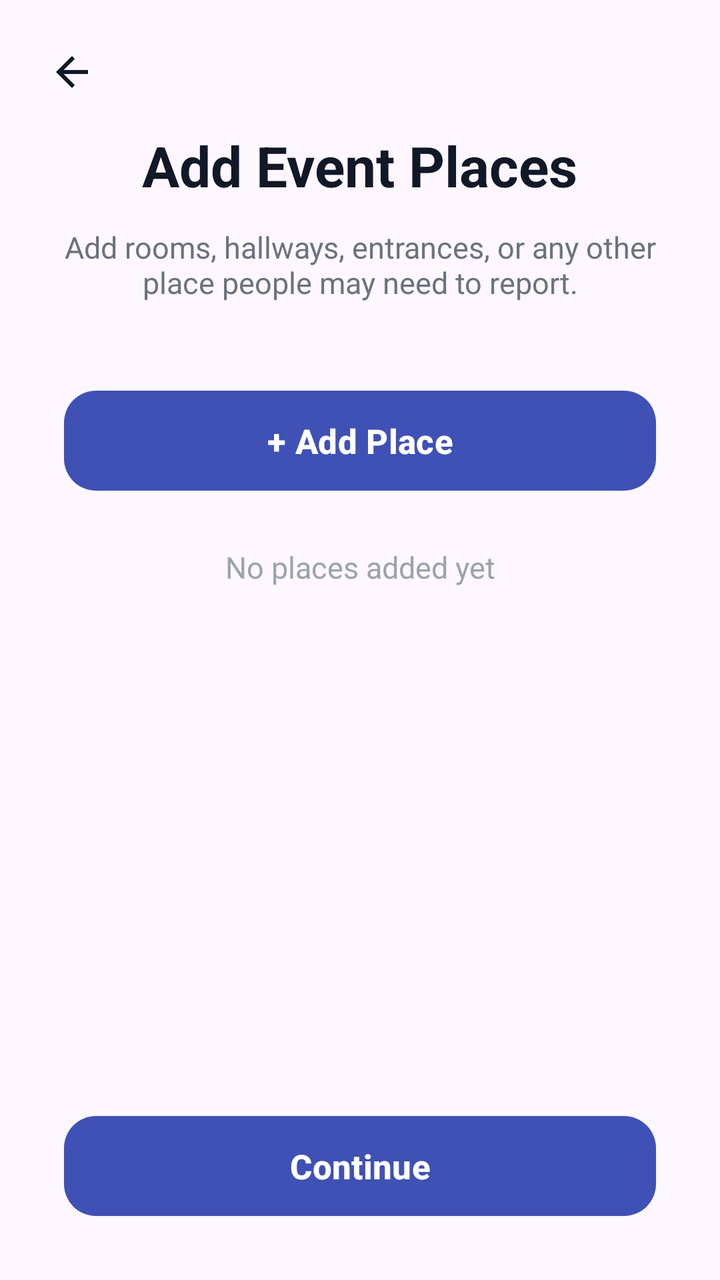
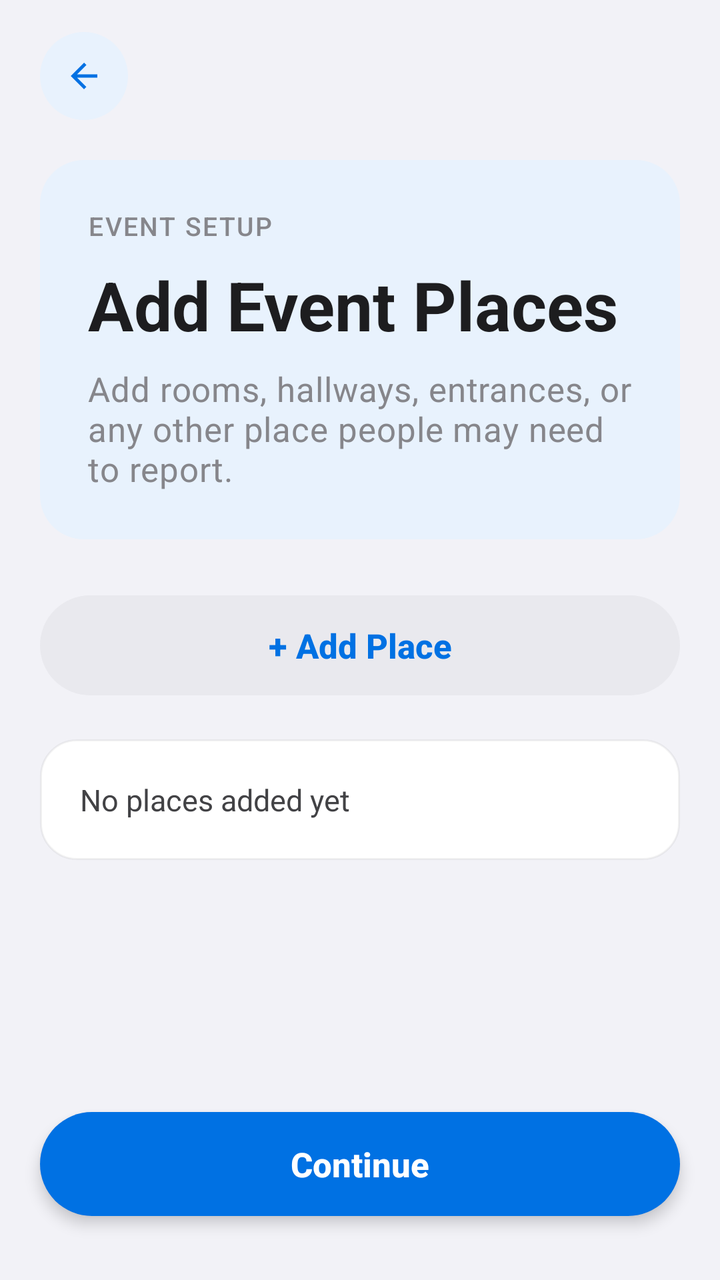

Screens rendered from an Android XML layout before and after an edit, with the pre-edit source and the edit as a unified diff.
<!-- AndroidManifest.xml: application theme Theme.FirstLink -->
<!-- res/layout/add_places_admin.xml -->
<?xml version="1.0" encoding="utf-8"?>
<androidx.constraintlayout.widget.ConstraintLayout xmlns:android="http://schemas.android.com/apk/res/android"
    android:layout_width="match_parent"
    android:layout_height="match_parent"
    android:id = "@+id/add_places_admin"
    xmlns:app="http://schemas.android.com/apk/res-auto"
    xmlns:tools="http://schemas.android.com/tools">
    <ImageButton
        android:id="@+id/back_button"
        android:layout_width="48dp"
        android:layout_height="48dp"
        android:layout_marginStart="12dp"
        android:layout_marginTop="12dp"
        android:background="?attr/selectableItemBackgroundBorderless"
        android:contentDescription="Back"
        android:src="@drawable/ic_back"
        app:layout_constraintStart_toStartOf="parent"
        app:layout_constraintTop_toTopOf="parent" />

    <TextView
        android:id="@+id/title_add_places"
        android:layout_width="wrap_content"
        android:layout_height="wrap_content"
        android:layout_marginTop="64dp"
        android:text="Add Event Places"
        android:textColor="#111827"
        android:textSize="28sp"
        android:textStyle="bold"
        app:layout_constraintEnd_toEndOf="parent"
        app:layout_constraintStart_toStartOf="parent"
        app:layout_constraintTop_toTopOf="parent" />

    <TextView
        android:id="@+id/subtitle_add_places"
        android:layout_width="0dp"
        android:layout_height="wrap_content"
        android:layout_marginStart="32dp"
        android:layout_marginTop="12dp"
        android:layout_marginEnd="32dp"
        android:gravity="center"
        android:text="Add rooms, hallways, entrances, or any other place people may need to report."
        android:textColor="#6B7280"
        android:textSize="15sp"
        app:layout_constraintEnd_toEndOf="parent"
        app:layout_constraintStart_toStartOf="parent"
        app:layout_constraintTop_toBottomOf="@id/title_add_places" />

    <com.google.android.material.button.MaterialButton
        android:id="@+id/add_place_button"
        android:layout_width="0dp"
        android:layout_height="58dp"
        android:layout_marginStart="32dp"
        android:layout_marginTop="40dp"
        android:layout_marginEnd="32dp"
        android:text="+ Add Place"
        android:textAllCaps="false"
        android:textSize="17sp"
        android:textStyle="bold"
        app:backgroundTint="#3F51B5"
        app:cornerRadius="16dp"
        app:layout_constraintEnd_toEndOf="parent"
        app:layout_constraintStart_toStartOf="parent"
        app:layout_constraintTop_toBottomOf="@id/subtitle_add_places" />

    <TextView
        android:id="@+id/empty_places_text"
        android:layout_width="wrap_content"
        android:layout_height="wrap_content"
        android:layout_marginTop="24dp"
        android:text="No places added yet"
        android:textColor="#9CA3AF"
        android:textSize="15sp"
        app:layout_constraintEnd_toEndOf="parent"
        app:layout_constraintStart_toStartOf="parent"
        app:layout_constraintTop_toBottomOf="@id/add_place_button" />

    <com.google.android.material.button.MaterialButton
        android:id="@+id/continue_button"
        android:layout_width="0dp"
        android:layout_height="58dp"
        android:layout_marginStart="32dp"
        android:layout_marginEnd="32dp"
        android:layout_marginBottom="28dp"
        android:text="Continue"
        android:textAllCaps="false"
        android:textSize="17sp"
        android:textStyle="bold"
        app:backgroundTint="#3F51B5"
        app:cornerRadius="16dp"
        app:layout_constraintBottom_toBottomOf="parent"
        app:layout_constraintEnd_toEndOf="parent"
        app:layout_constraintStart_toStartOf="parent" />
</androidx.constraintlayout.widget.ConstraintLayout>
<!-- resources referenced by this layout -->
<resources>
  <style name="Base.Theme.FirstLink" parent="Theme.Material3.DayNight.NoActionBar">
          
          
      </style>
  <!-- unchanged entries left out for length: 2 -->
</resources>

<!-- the commit's change to res/layout/add_places_admin.xml (unified diff, before → after) -->
@@ -1,93 +1,116 @@
 <?xml version="1.0" encoding="utf-8"?>
 <androidx.constraintlayout.widget.ConstraintLayout xmlns:android="http://schemas.android.com/apk/res/android"
+    xmlns:app="http://schemas.android.com/apk/res-auto"
+    xmlns:tools="http://schemas.android.com/tools"
+    android:id="@+id/add_places_admin"
     android:layout_width="match_parent"
     android:layout_height="match_parent"
-    android:id = "@+id/add_places_admin"
-    xmlns:app="http://schemas.android.com/apk/res-auto"
-    xmlns:tools="http://schemas.android.com/tools">
+    android:background="@color/surface">
+
     <ImageButton
         android:id="@+id/back_button"
-        android:layout_width="48dp"
-        android:layout_height="48dp"
-        android:layout_marginStart="12dp"
-        android:layout_marginTop="12dp"
-        android:background="?attr/selectableItemBackgroundBorderless"
+        style="@style/Widget.FirstLink.BackButton"
+        android:layout_width="44dp"
+        android:layout_height="44dp"
+        android:layout_marginStart="20dp"
+        android:layout_marginTop="16dp"
         android:contentDescription="Back"
         android:src="@drawable/ic_back"
         app:layout_constraintStart_toStartOf="parent"
         app:layout_constraintTop_toTopOf="parent" />
 
-    <TextView
-        android:id="@+id/title_add_places"
-        android:layout_width="wrap_content"
+    <LinearLayout
+        android:id="@+id/add_places_header_card"
+        style="@style/Widget.FirstLink.HeaderCard"
+        android:layout_width="0dp"
         android:layout_height="wrap_content"
-        android:layout_marginTop="64dp"
-        android:text="Add Event Places"
-        android:textColor="#111827"
-        android:textSize="28sp"
+        android:layout_marginStart="20dp"
+        android:layout_marginTop="20dp"
+        android:layout_marginEnd="20dp"
+        android:orientation="vertical"
+        android:padding="24dp"
+        app:layout_constraintEnd_toEndOf="parent"
+        app:layout_constraintStart_toStartOf="parent"
+        app:layout_constraintTop_toBottomOf="@id/back_button">
+
+        <TextView
+            style="@style/TextAppearance.FirstLink.Eyebrow"
+            android:layout_width="wrap_content"
+            android:layout_height="wrap_content"
+            android:text="Event setup"
+            android:textColor="@color/on_gradient_muted" />
+
+        <TextView
+            android:id="@+id/title_add_places"
+            style="@style/TextAppearance.FirstLink.Hero"
+            android:layout_width="wrap_content"
+            android:layout_height="wrap_content"
+            android:layout_marginTop="8dp"
+            android:text="Add Event Places" />
+
+        <TextView
+            android:id="@+id/subtitle_add_places"
+            style="@style/TextAppearance.FirstLink.HeroBody"
+            android:layout_width="match_parent"
+            android:layout_height="wrap_content"
+            android:layout_marginTop="8dp"
+            android:text="Add rooms, hallways, entrances, or any other place people may need to report." />
+    </LinearLayout>
+
+    <com.google.android.material.button.MaterialButton
+        android:id="@+id/add_place_button"
+        style="@style/Widget.FirstLink.Button.Outlined"
+        android:layout_width="0dp"
+        android:layout_height="58dp"
+        android:layout_marginStart="20dp"
+        android:layout_marginTop="24dp"
+        android:layout_marginEnd="20dp"
+        android:text="+ Add Place"
+        android:textSize="17sp"
         android:textStyle="bold"
         app:layout_constraintEnd_toEndOf="parent"
         app:layout_constraintStart_toStartOf="parent"
-        app:layout_constraintTop_toTopOf="parent" />
+        app:layout_constraintTop_toBottomOf="@id/add_places_header_card" />
 
-    <TextView
-        android:id="@+id/subtitle_add_places"
+    <ScrollView
+        android:id="@+id/places_list_scroll"
         android:layout_width="0dp"
-        android:layout_height="wrap_content"
-        android:layout_marginStart="32dp"
-        android:layout_marginTop="12dp"
-        android:layout_marginEnd="32dp"
-        android:gravity="center"
-        android:text="Add rooms, hallways, entrances, or any other place people may need to report."
-        android:textColor="#6B7280"
-        android:textSize="15sp"
+        android:layout_height="0dp"
+        android:layout_marginStart="20dp"
+        android:layout_marginTop="18dp"
+        android:layout_marginEnd="20dp"
+        android:layout_marginBottom="18dp"
+        app:layout_constraintBottom_toTopOf="@id/continue_button"
         app:layout_constraintEnd_toEndOf="parent"
         app:layout_constraintStart_toStartOf="parent"
-        app:layout_constraintTop_toBottomOf="@id/title_add_places" />
+        app:layout_constraintTop_toBottomOf="@id/add_place_button">
 
-    <com.google.android.material.button.MaterialButton
-        android:id="@+id/add_place_button"
-        android:layout_width="0dp"
-        android:layout_height="58dp"
-        android:layout_marginStart="32dp"
-        android:layout_marginTop="40dp"
-        android:layout_marginEnd="32dp"
-        android:text="+ Add Place"
-        android:textAllCaps="false"
-        android:textSize="17sp"
-        android:textStyle="bold"
-        app:backgroundTint="#3F51B5"
-        app:cornerRadius="16dp"
-        app:layout_constraintEnd_toEndOf="parent"
-        app:layout_constraintStart_toStartOf="parent"
-        app:layout_constraintTop_toBottomOf="@id/subtitle_add_places" />
+        <TextView
+            android:id="@+id/empty_places_text"
+            android:layout_width="match_parent"
+            android:layout_height="wrap_content"
+            android:background="@drawable/bg_card_white"
+            android:lineSpacingExtra="4dp"
+            android:padding="20dp"
+            android:text="No places added yet"
+            android:textColor="@color/text_body"
+            android:textSize="15sp" />
 
-    <TextView
-        android:id="@+id/empty_places_text"
-        android:layout_width="wrap_content"
-        android:layout_height="wrap_content"
-        android:layout_marginTop="24dp"
-        android:text="No places added yet"
-        android:textColor="#9CA3AF"
-        android:textSize="15sp"
-        app:layout_constraintEnd_toEndOf="parent"
-        app:layout_constraintStart_toStartOf="parent"
-        app:layout_constraintTop_toBottomOf="@id/add_place_button" />
+    </ScrollView>
 
     <com.google.android.material.button.MaterialButton
         android:id="@+id/continue_button"
+        style="@style/Widget.FirstLink.Button.Primary"
         android:layout_width="0dp"
-        android:layout_height="58dp"
-        android:layout_marginStart="32dp"
-        android:layout_marginEnd="32dp"
+        android:layout_height="60dp"
+        android:layout_marginStart="20dp"
+        android:layout_marginEnd="20dp"
         android:layout_marginBottom="28dp"
         android:text="Continue"
-        android:textAllCaps="false"
         android:textSize="17sp"
         android:textStyle="bold"
-        app:backgroundTint="#3F51B5"
-        app:cornerRadius="16dp"
         app:layout_constraintBottom_toBottomOf="parent"
         app:layout_constraintEnd_toEndOf="parent"
         app:layout_constraintStart_toStartOf="parent" />
+
 </androidx.constraintlayout.widget.ConstraintLayout>
<!-- resource entries referenced after the edit -->
@@ -1,8 +1,180 @@
 <!-- resources referenced by this layout -->
 <resources>
+  <color name="on_gradient_muted">#86868B</color>
+  <color name="surface">#F2F2F7</color>
+  <color name="text_body">#424245</color>
+  <!-- drawable bg_card_white (drawable) -->
+  <?xml version="1.0" encoding="utf-8"?>
+  <shape xmlns:android="http://schemas.android.com/apk/res/android"
+      android:shape="rectangle">
+      <corners android:radius="18dp" />
+      <solid android:color="@color/card_surface" />
+      
+      <stroke
+          android:width="1dp"
+          android:color="@color/glass_border" />
+  </shape>
+  <style name="TextAppearance.FirstLink.Eyebrow" parent="TextAppearance.Material3.LabelSmall">
+          <item name="android:textSize">13sp</item>
+          <item name="android:fontFamily">sans-serif-medium</item>
+          <item name="android:letterSpacing">0.06</item>
+          <item name="android:textAllCaps">true</item>
+      </style>
+  <style name="TextAppearance.FirstLink.Hero" parent="TextAppearance.Material3.HeadlineMedium">
+          <item name="android:textSize">34sp</item>
+          <item name="android:textStyle">bold</item>
+          <item name="android:textColor">@color/on_gradient</item>
+          <item name="android:lineSpacingMultiplier">1.1</item>
+      </style>
+  <style name="TextAppearance.FirstLink.HeroBody" parent="TextAppearance.Material3.BodyMedium">
+          <item name="android:textSize">17sp</item>
+          <item name="android:textColor">@color/on_gradient_muted</item>
+          <item name="android:lineSpacingMultiplier">1.45</item>
+      </style>
+  <style name="Widget.FirstLink.BackButton" parent="">
+          <item name="android:background">@drawable/bg_circle_brand_soft</item>
+          <item name="android:foreground">?attr/selectableItemBackgroundBorderless</item>
+          <item name="android:padding">12dp</item>
+          <item name="android:scaleType">fitCenter</item>
+          <item name="android:tint">@color/brand_primary</item>
+      </style>
+  <style name="Widget.FirstLink.Button.Outlined" parent="Widget.FirstLink.Button">
+          <item name="backgroundTint">@color/glass_fill</item>
+          <item name="android:textColor">@color/brand_primary</item>
+          <item name="iconTint">@color/brand_primary</item>
+          <item name="android:elevation">0dp</item>
+          <item name="elevation">0dp</item>
+          <item name="rippleColor">@color/glass_ripple</item>
+      </style>
+  <style name="Widget.FirstLink.Button.Primary" parent="Widget.FirstLink.Button">
+          <item name="backgroundTint">@color/brand_primary</item>
+          <item name="android:textColor">@color/white</item>
+          <item name="android:elevation">4dp</item>
+          <item name="elevation">4dp</item>
+          <item name="android:outlineSpotShadowColor" tools:targetApi="p">@color/brand_glow</item>
+          <item name="android:outlineAmbientShadowColor" tools:targetApi="p">@color/brand_glow</item>
+      </style>
+  <style name="Widget.FirstLink.HeaderCard" parent="Widget.FirstLink.HeroCard">
+          <item name="android:background">@drawable/bg_header_hero</item>
+      </style>
+  <color name="card_surface">#FFFFFF</color>
+  <color name="glass_border">#0D000000</color>
+  <color name="on_gradient">#1D1D1F</color>
+  <!-- drawable bg_circle_brand_soft (drawable) -->
+  <?xml version="1.0" encoding="utf-8"?>
+  <shape xmlns:android="http://schemas.android.com/apk/res/android"
+      android:shape="oval">
+      <solid android:color="@color/brand_primary_container" />
+  </shape>
+  <color name="brand_primary">#0071E3</color>
+  <style name="Widget.FirstLink.Button" parent="Widget.Material3.Button">
+          <item name="android:stateListAnimator">@animator/button_press_feedback</item>
+          <item name="android:textAllCaps">false</item>
+          <item name="android:letterSpacing">0</item>
+          <item name="shapeAppearanceOverlay">@style/ShapeAppearance.FirstLink.Pill</item>
+          <item name="strokeWidth">0dp</item>
+      </style>
+  <color name="glass_fill">#E9E9EE</color>
+  <color name="glass_ripple">#DEDEE3</color>
+  <color name="white">#FFFFFFFF</color>
+  <color name="brand_glow">#1D1D1F</color>
+  <style name="Widget.FirstLink.HeroCard" parent="">
+          <item name="android:background">@null</item>
+          <item name="android:elevation">0dp</item>
+      </style>
+  <!-- drawable bg_header_hero (drawable) -->
+  <?xml version="1.0" encoding="utf-8"?>
+  <shape xmlns:android="http://schemas.android.com/apk/res/android"
+      android:shape="rectangle">
+      <corners android:radius="22dp" />
+      <solid android:color="@color/brand_primary_container" />
+  </shape>
   <style name="Base.Theme.FirstLink" parent="Theme.Material3.DayNight.NoActionBar">
+          <item name="colorPrimary">@color/brand_primary</item>
+          <item name="colorOnPrimary">@color/white</item>
+          <item name="colorPrimaryContainer">@color/brand_primary_container</item>
+          <item name="colorOnPrimaryContainer">@color/brand_on_primary_container</item>
+  
+          <item name="colorSecondary">@color/brand_primary</item>
+          <item name="colorOnSecondary">@color/white</item>
+  
+          <item name="colorError">@color/danger</item>
+          <item name="colorOnError">@color/white</item>
+  
+          <item name="android:colorBackground">@color/surface</item>
+          <item name="colorOnBackground">@color/text_primary</item>
+          <item name="colorSurface">@color/surface</item>
+          <item name="colorOnSurface">@color/text_primary</item>
+          <item name="colorOutline">@color/border_light</item>
           
+          <item name="elevationOverlayEnabled">false</item>
+  
+          <item name="android:statusBarColor">@color/surface</item>
+          <item name="android:navigationBarColor">@color/surface</item>
+          <item name="android:windowLightStatusBar">true</item>
+  
+          <item name="shapeAppearanceSmallComponent">@style/ShapeAppearance.FirstLink.Small</item>
+          <item name="shapeAppearanceMediumComponent">@style/ShapeAppearance.FirstLink.Medium</item>
+          <item name="shapeAppearanceLargeComponent">@style/ShapeAppearance.FirstLink.Large</item>
+  
           
+          <item name="materialButtonStyle">@style/Widget.FirstLink.Button.Primary</item>
+  
+          
+          <item name="android:windowAnimationStyle">@style/WindowAnimation.FirstLink</item>
+  
+          <item name="materialAlertDialogTheme">@style/ThemeOverlay.FirstLink.Dialog</item>
+      </style>
+  <color name="brand_primary_container">#E8F2FD</color>
+  <style name="ShapeAppearance.FirstLink.Pill" parent="">
+          <item name="cornerFamily">rounded</item>
+          <item name="cornerSize">50%</item>
+      </style>
+  <color name="brand_on_primary_container">#0058B8</color>
+  <color name="danger">#D70015</color>
+  <color name="text_primary">#1D1D1F</color>
+  <color name="border_light">#E3E3E8</color>
+  <style name="ShapeAppearance.FirstLink.Small" parent="ShapeAppearance.Material3.SmallComponent">
+          <item name="cornerSize">16dp</item>
+      </style>
+  <style name="ShapeAppearance.FirstLink.Medium" parent="ShapeAppearance.Material3.MediumComponent">
+          <item name="cornerSize">20dp</item>
+      </style>
+  <style name="ShapeAppearance.FirstLink.Large" parent="ShapeAppearance.Material3.LargeComponent">
+          <item name="cornerSize">28dp</item>
+      </style>
+  <style name="WindowAnimation.FirstLink" parent="@android:style/Animation.Activity">
+          <item name="android:activityOpenEnterAnimation">@anim/activity_open_enter</item>
+          <item name="android:activityOpenExitAnimation">@anim/activity_open_exit</item>
+          <item name="android:activityCloseEnterAnimation">@anim/activity_close_enter</item>
+          <item name="android:activityCloseExitAnimation">@anim/activity_close_exit</item>
+      </style>
+  <style name="ThemeOverlay.FirstLink.Dialog" parent="ThemeOverlay.Material3.MaterialAlertDialog">
+          <item name="colorSurface">@color/dialog_glass_surface</item>
+          <item name="colorSurfaceContainerHigh">@color/dialog_glass_surface</item>
+          <item name="android:backgroundDimAmount">0.32</item>
+          <item name="colorOnSurface">@color/text_primary</item>
+          <item name="colorOnSurfaceVariant">@color/text_body</item>
+          <item name="shapeAppearanceCornerLarge">@style/ShapeAppearance.FirstLink.Large</item>
+          <item name="buttonBarPositiveButtonStyle">@style/Widget.FirstLink.Button.Dialog.Positive</item>
+          <item name="buttonBarNegativeButtonStyle">@style/Widget.FirstLink.Button.Dialog.Negative</item>
+          <item name="buttonBarNeutralButtonStyle">@style/Widget.FirstLink.Button.Dialog.Negative</item>
+      </style>
+  <color name="dialog_glass_surface">#F2FFFFFF</color>
+  <style name="Widget.FirstLink.Button.Dialog.Positive">
+          <item name="backgroundTint">@color/brand_primary</item>
+          <item name="android:textColor">@color/white</item>
+          <item name="android:elevation">4dp</item>
+          <item name="elevation">4dp</item>
+          <item name="android:outlineSpotShadowColor" tools:targetApi="p">@color/brand_glow</item>
+          <item name="android:outlineAmbientShadowColor" tools:targetApi="p">@color/brand_glow</item>
+      </style>
+  <style name="Widget.FirstLink.Button.Dialog.Negative">
+          <item name="backgroundTint">@color/glass_fill</item>
+          <item name="android:textColor">@color/text_body</item>
+          <item name="android:elevation">0dp</item>
+          <item name="elevation">0dp</item>
+          <item name="rippleColor">@color/glass_ripple</item>
       </style>
   <!-- unchanged entries left out for length: 2 -->
 </resources>
